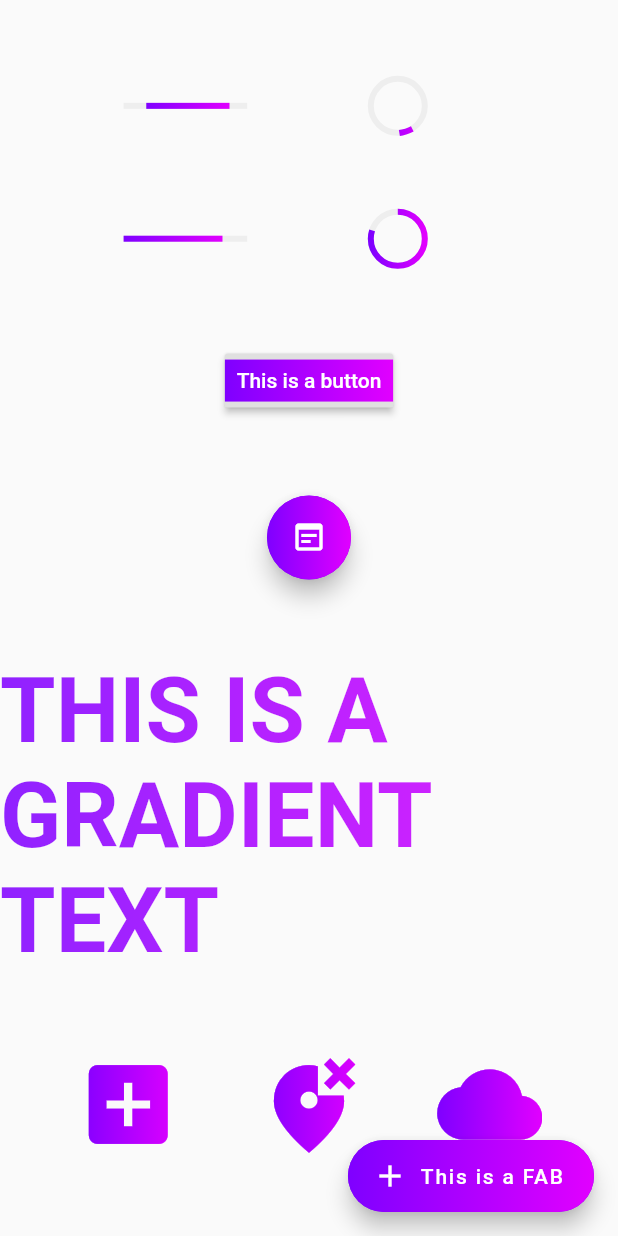
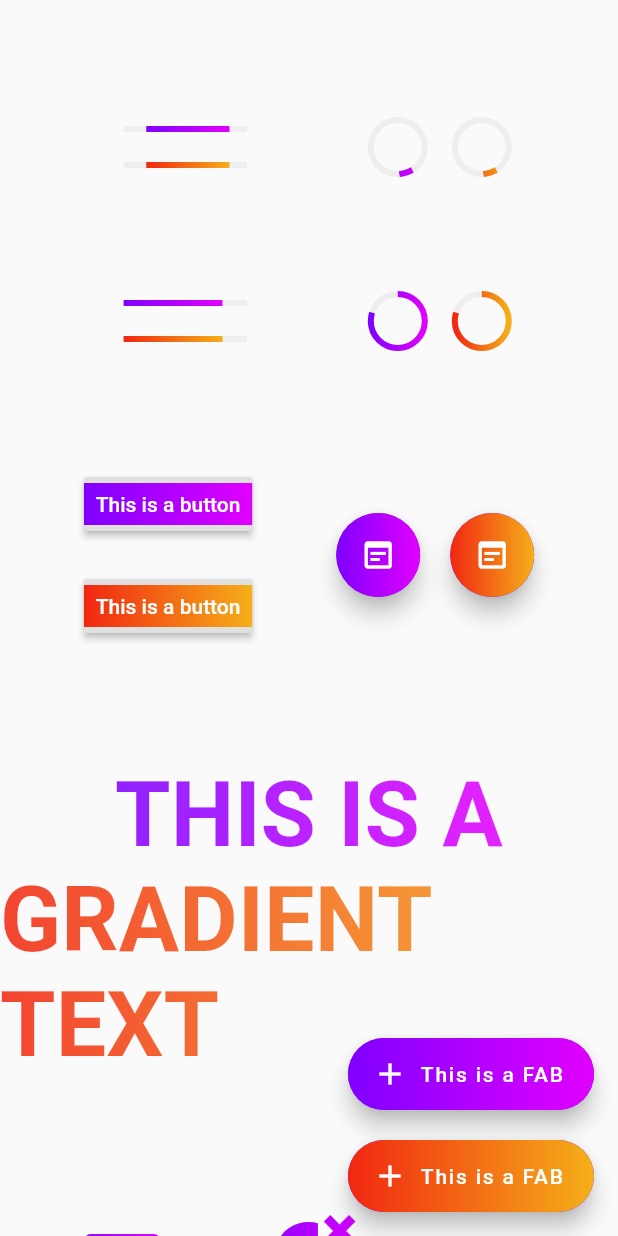
Before and after one commit to simrat39/gradient_ui_widgets, a Flutter app: the screen it shows after launch, on a phone screen of 412 x 824 dp. Run offline on Flutter 3.47's test engine with Material 2 defaults, Android fonts, the phone set to English and light mode, and no system bars.

Commit message:
Add support for GradientIconButton and more examples

```diff
--- a/example/lib/main.dart
+++ b/example/lib/main.dart
@@ -26,113 +26,248 @@ class MyHomePage extends StatefulWidget {
 }
 
 class _MyHomePageState extends State<MyHomePage> {
-  Gradient g = LinearGradient(
+  Gradient g1 = LinearGradient(
     colors: [
       Color(0xFF7F00FF),
       Color(0xFFE100FF),
     ],
   );
+  Gradient g2 = LinearGradient(colors: [
+    Color(0xfff12711),
+    Color(0xfff5af19),
+  ]);
 
   @override
   Widget build(BuildContext context) {
+    Widget space = SizedBox(height: 80);
+    Widget space2 = SizedBox(height: 20);
+    Widget space2_w = SizedBox(width: 20);
+
     return Scaffold(
-      floatingActionButton: a.GradientFloatingActionButton.extended(
+      floatingActionButton: Column(
+        children: [
+          Spacer(),
+          a.GradientFloatingActionButton.extended(
             onPressed: () {},
             label: Text("This is a FAB"),
             icon: Icon(Icons.add),
             shape: StadiumBorder(),
-        gradient: g,
+            gradient: g1,
           ),
-      body: Column(
+          space2,
+          a.GradientFloatingActionButton.extended(
+            onPressed: () {},
+            label: Text("This is a FAB"),
+            icon: Icon(Icons.add),
+            shape: StadiumBorder(),
+            gradient: g2,
+          ),
+        ],
+      ),
+      body: SingleChildScrollView(
+        child: Column(
           mainAxisAlignment: MainAxisAlignment.spaceEvenly,
           children: [
+            space,
             Row(
               children: [
                 Spacer(),
                 Flexible(
-                child: a.GradientLinearProgressIndicator(
-                  valueGradient: g,
+                  child: Column(
+                    children: [
+                      a.GradientLinearProgressIndicator(
+                        valueGradient: g1,
                         backgroundColor: Colors.grey[200],
+                      ),
+                      space2,
+                      a.GradientLinearProgressIndicator(
+                        valueGradient: g2,
+                        backgroundColor: Colors.grey[200],
+                      ),
+                    ],
                   ),
                 ),
                 Spacer(),
                 Flexible(
-                child: a.GradientCircularProgressIndicator(
-                  valueGradient: g,
+                  child: Row(
+                    children: [
+                      a.GradientCircularProgressIndicator(
+                        valueGradient: g1,
                         backgroundColor: Colors.grey[200],
+                      ),
+                      space2_w,
+                      a.GradientCircularProgressIndicator(
+                        valueGradient: g2,
+                        backgroundColor: Colors.grey[200],
+                      ),
+                    ],
                   ),
                 ),
                 Spacer(),
               ],
             ),
+            space,
             Row(
               children: [
                 Spacer(),
                 Flexible(
-                child: a.GradientLinearProgressIndicator(
-                  valueGradient: g,
+                  child: Column(
+                    children: [
+                      a.GradientLinearProgressIndicator(
+                        valueGradient: g1,
                         value: 0.8,
                         backgroundColor: Colors.grey[200],
+                      ),
+                      space2,
+                      a.GradientLinearProgressIndicator(
+                        valueGradient: g2,
+                        value: 0.8,
+                        backgroundColor: Colors.grey[200],
+                      ),
+                    ],
                   ),
                 ),
                 Spacer(),
                 Flexible(
-                child: a.GradientCircularProgressIndicator(
-                  valueGradient: g,
+                  child: Row(
+                    children: [
+                      a.GradientCircularProgressIndicator(
+                        valueGradient: g1,
                         value: 0.8,
                         backgroundColor: Colors.grey[200],
+                      ),
+                      space2_w,
+                      a.GradientCircularProgressIndicator(
+                        valueGradient: g2,
+                        value: 0.8,
+                        backgroundColor: Colors.grey[200],
+                      ),
+                    ],
                   ),
                 ),
                 Spacer(),
               ],
             ),
+            space,
+            Row(
+              mainAxisAlignment: MainAxisAlignment.spaceEvenly,
+              children: [
+                Column(
+                  children: [
                     a.GradientRaisedButton(
                       onPressed: () {},
-            gradient: g,
+                      gradient: g1,
                       textColor: Colors.white,
                       child: Text("This is a button"),
                     ),
+                    space2,
+                    a.GradientRaisedButton(
+                      onPressed: () {},
+                      gradient: g2,
+                      textColor: Colors.white,
+                      child: Text("This is a button"),
+                    ),
+                  ],
+                ),
+                Row(
+                  children: [
                     a.GradientFloatingActionButton(
                       onPressed: () {},
                       child: Icon(Icons.wysiwyg),
                       shape: StadiumBorder(),
-            gradient: g,
+                      gradient: g1,
                     ),
+                    space2_w,
+                    a.GradientFloatingActionButton(
+                      onPressed: () {},
+                      child: Icon(Icons.wysiwyg),
+                      shape: StadiumBorder(),
+                      gradient: g2,
+                    ),
+                  ],
+                ),
+              ],
+            ),
+            space,
+            Column(
+              children: [
                 a.GradientText(
-            "THIS IS A \nGRADIENT TEXT",
-            gradient: g,
+                  "THIS IS A",
+                  gradient: g1,
                   style: TextStyle(
                     fontSize: 60,
                     fontWeight: FontWeight.bold,
                   ),
                 ),
+                a.GradientText(
+                  "GRADIENT TEXT",
+                  gradient: g2,
+                  style: TextStyle(
+                    fontSize: 60,
+                    fontWeight: FontWeight.bold,
+                  ),
+                ),
+              ],
+            ),
+            space,
             Row(
               mainAxisAlignment: MainAxisAlignment.spaceEvenly,
               children: [
                 Flexible(
-                child: a.GradientIcon(
+                  child: Column(
+                    children: [
+                      a.GradientIcon(
                         Icons.add_box,
-                  gradient: g,
+                        gradient: g1,
                         size: 70,
+                      ),
+                      a.GradientIcon(
+                        Icons.add_box,
+                        gradient: g2,
+                        size: 70,
+                      ),
+                    ],
                   ),
                 ),
                 Flexible(
-                child: a.GradientIcon(
-                  Icons.wrong_location,
-                  gradient: g,
-                  size: 70,
+                  child: Column(
+                    children: [
+                      a.GradientIconButton(
+                        icon: Icon(Icons.wrong_location),
+                        gradient: g1,
+                        iconSize: 70,
+                        onPressed: () => {},
+                      ),
+                      a.GradientIconButton(
+                        icon: Icon(Icons.wrong_location),
+                        gradient: g2,
+                        iconSize: 70,
+                        onPressed: () => {},
+                      ),
+                    ],
                   ),
                 ),
                 Flexible(
-                child: a.GradientIcon(
+                  child: Column(
+                    children: [
+                      a.GradientIcon(
                         Icons.cloud,
-                  gradient: g,
+                        gradient: g1,
                         size: 70,
+                      ),
+                      a.GradientIcon(
+                        Icons.cloud,
+                        gradient: g2,
+                        size: 70,
+                      ),
+                    ],
                   ),
                 ),
               ],
             ),
+            space,
           ],
+        ),
       ),
     );
   }
--- a/lib/gradient_widgets.dart
+++ b/lib/gradient_widgets.dart
@@ -5,3 +5,4 @@ export 'buttons/GradientRaisedButton.dart';
 export 'buttons/GradientFloatingActionButton.dart';
 export 'text/GradientText.dart';
 export 'icon/GradientIcon.dart';
+export 'icon/GradientIconButton.dart';
--- /dev/null
+++ b/lib/icon/GradientIconButton.dart
@@ -0,0 +1,78 @@
+import 'package:flutter/material.dart';
+import 'package:flutter/rendering.dart';
+
+class GradientIconButton extends StatelessWidget {
+  final double iconSize;
+  final VisualDensity? visualDensity;
+  final EdgeInsetsGeometry padding;
+  final AlignmentGeometry alignment;
+  final double? splashRadius;
+  final Widget icon;
+  final Color? focusColor;
+  final Color? hoverColor;
+  final Color? splashColor;
+  final Color? highlightColor;
+  final Color? disabledColor;
+  final VoidCallback? onPressed;
+  final MouseCursor mouseCursor;
+  final FocusNode? focusNode;
+  final bool autofocus;
+  final String? tooltip;
+  final bool enableFeedback;
+  final BoxConstraints? constraints;
+  final Gradient gradient;
+
+  const GradientIconButton({
+    Key? key,
+    this.iconSize = 24.0,
+    this.visualDensity,
+    this.padding = const EdgeInsets.all(8.0),
+    this.alignment = Alignment.center,
+    this.splashRadius,
+    required this.icon,
+    this.focusColor,
+    this.hoverColor,
+    this.highlightColor,
+    this.splashColor,
+    this.disabledColor,
+    required this.onPressed,
+    this.mouseCursor = SystemMouseCursors.click,
+    this.focusNode,
+    this.autofocus = false,
+    this.tooltip,
+    this.enableFeedback = true,
+    this.constraints,
+    required this.gradient,
+  }) : super(key: key);
+
+  @override
+  Widget build(BuildContext context) {
+    return ShaderMask(
+      blendMode: BlendMode.srcIn,
+      shaderCallback: (bounds) => gradient
+          .createShader(Rect.fromLTWH(0, 0, bounds.width, bounds.height)),
+      child: IconButton(
+        key: key,
+        iconSize: iconSize,
+        visualDensity: visualDensity,
+        padding: padding,
+        alignment: alignment,
+        splashRadius: splashRadius,
+        icon: icon,
+        focusColor: focusColor,
+        hoverColor: hoverColor,
+        highlightColor: highlightColor,
+        splashColor: splashColor,
+        disabledColor: disabledColor,
+        onPressed: onPressed,
+        mouseCursor: mouseCursor,
+        focusNode: focusNode,
+        autofocus: autofocus,
+        tooltip: tooltip,
+        enableFeedback: enableFeedback,
+        constraints: constraints,
+        color: Colors.white,
+      ),
+    );
+  }
+}
```
Lines whose indentation alone changed are shown as unchanged.
